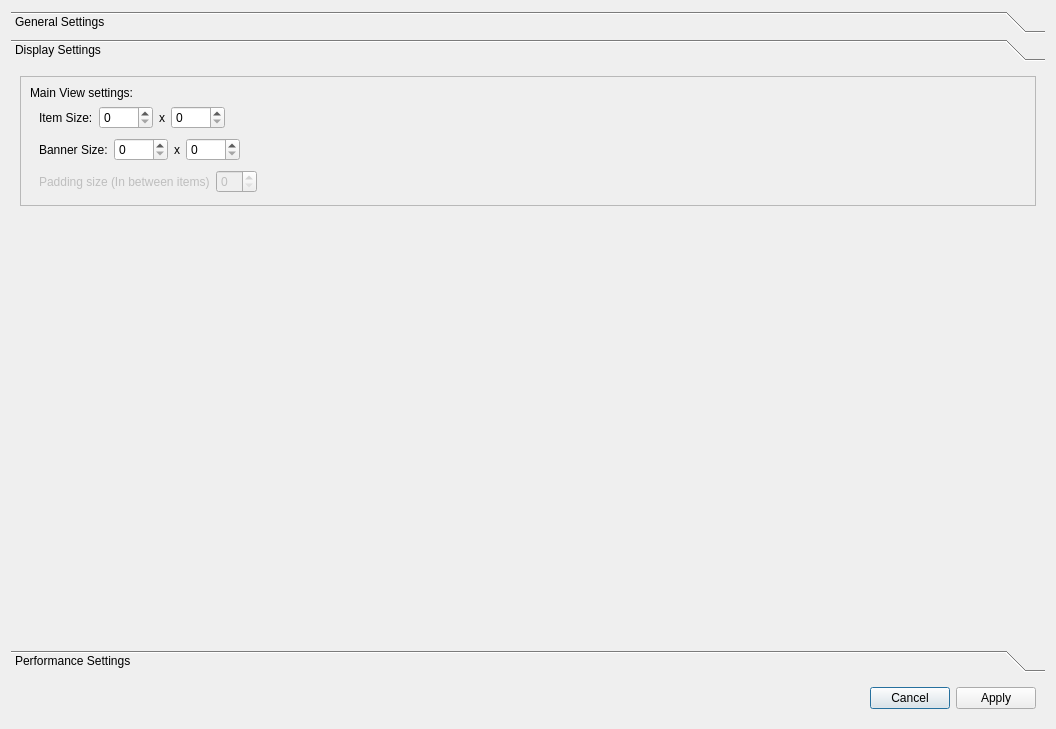
KJNeko/Atlas, file src/ui/dialog/SettingsDialog.ui: the form before one commit.
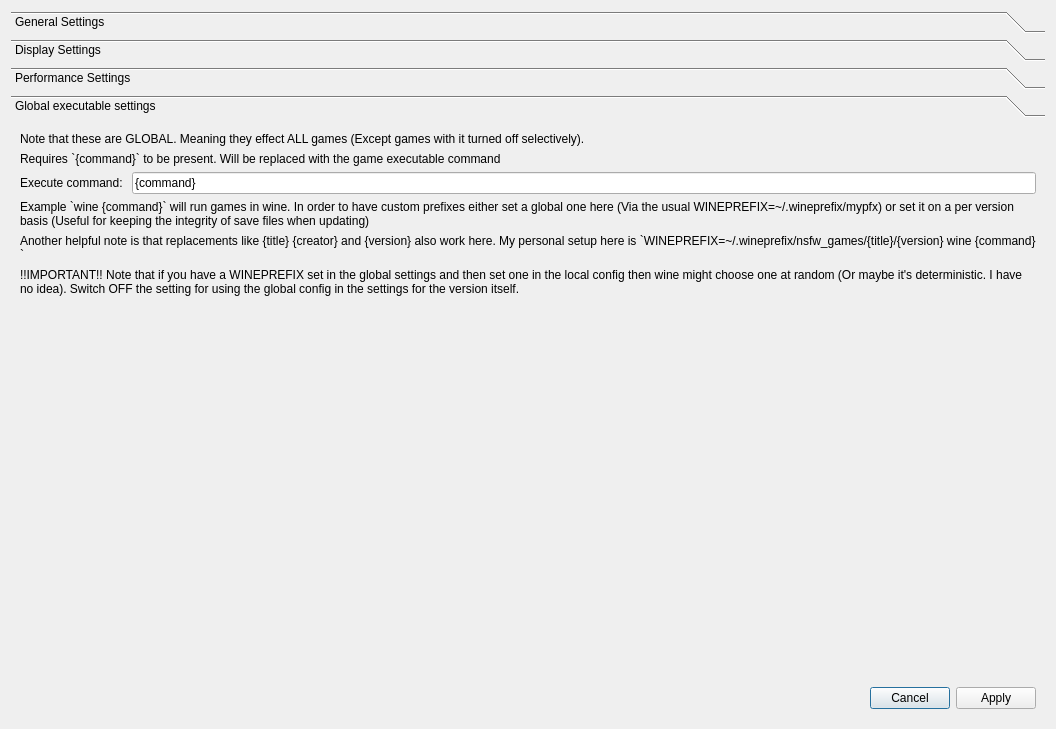
The form after the commit.

Commit message: Add ability to set launch arguments for global launching

```diff
--- a/src/ui/dialog/SettingsDialog.ui
+++ b/src/ui/dialog/SettingsDialog.ui
@@ -20,7 +20,7 @@
       <bool>true</bool>
      </property>
      <property name="currentIndex">
-      <number>1</number>
+      <number>3</number>
      </property>
      <widget class="QWidget" name="page">
       <property name="geometry">
@@ -50,7 +50,7 @@
         <x>0</x>
         <y>0</y>
         <width>1038</width>
-        <height>569</height>
+        <height>533</height>
        </rect>
       </property>
       <attribute name="label">
@@ -351,6 +351,108 @@
        </item>
       </layout>
      </widget>
+     <widget class="QWidget" name="page_4">
+      <attribute name="label">
+       <string>Global executable settings</string>
+      </attribute>
+      <layout class="QVBoxLayout" name="verticalLayout_5">
+       <item>
+        <widget class="QLabel" name="label_9">
+         <property name="text">
+          <string>Note that these are GLOBAL. Meaning they effect ALL games (Except games with it turned off selectively).</string>
+         </property>
+        </widget>
+       </item>
+       <item>
+        <widget class="QLabel" name="label_10">
+         <property name="text">
+          <string>Requires `{command}` to be present. Will be replaced with the game executable command</string>
+         </property>
+        </widget>
+       </item>
+       <item>
+        <widget class="QFrame" name="frame_6">
+         <property name="frameShape">
+          <enum>QFrame::NoFrame</enum>
+         </property>
+         <property name="frameShadow">
+          <enum>QFrame::Raised</enum>
+         </property>
+         <layout class="QHBoxLayout" name="horizontalLayout_5">
+          <property name="leftMargin">
+           <number>0</number>
+          </property>
+          <property name="topMargin">
+           <number>0</number>
+          </property>
+          <property name="rightMargin">
+           <number>0</number>
+          </property>
+          <property name="bottomMargin">
+           <number>0</number>
+          </property>
+          <item>
+           <widget class="QLabel" name="label_8">
+            <property name="text">
+             <string>Execute command: </string>
+            </property>
+           </widget>
+          </item>
+          <item>
+           <widget class="QLineEdit" name="globalExecCommand">
+            <property name="text">
+             <string>{command}</string>
+            </property>
+           </widget>
+          </item>
+         </layout>
+        </widget>
+       </item>
+       <item>
+        <widget class="QLabel" name="label_11">
+         <property name="text">
+          <string>Example `wine {command}` will run games in wine. In order to have custom prefixes either set a global one here (Via the usual WINEPREFIX=~/.wineprefix/mypfx) or set it on a per version basis (Useful for keeping the integrity of save files when updating) </string>
+         </property>
+         <property name="wordWrap">
+          <bool>true</bool>
+         </property>
+        </widget>
+       </item>
+       <item>
+        <widget class="QLabel" name="label_13">
+         <property name="text">
+          <string>Another helpful note is that replacements like {title} {creator} and {version} also work here. My personal setup here is `WINEPREFIX=~/.wineprefix/nsfw_games/{title}/{version} wine {command}`</string>
+         </property>
+         <property name="wordWrap">
+          <bool>true</bool>
+         </property>
+        </widget>
+       </item>
+       <item>
+        <widget class="QLabel" name="label_12">
+         <property name="text">
+          <string>!!IMPORTANT!! Note that if you have a WINEPREFIX set in the global settings and then set one in the local config then wine might choose one at random (Or maybe it's deterministic. I have no idea). Switch OFF the setting for using the global config in the settings for the version itself.</string>
+         </property>
+         <property name="wordWrap">
+          <bool>true</bool>
+         </property>
+        </widget>
+       </item>
+       <item>
+        <spacer name="verticalSpacer_3">
+         <property name="orientation">
+          <enum>Qt::Vertical</enum>
+         </property>
+         <property name="sizeHint" stdset="0">
+          <size>
+           <width>20</width>
+           <height>40</height>
+          </size>
+         </property>
+        </spacer>
+       </item>
+      </layout>
+     </widget>
     </widget>
    </item>
    <item>
```
Left out of the diff: 4 changed lines with no effect on the pictures. The commit also changes 5 other files.
